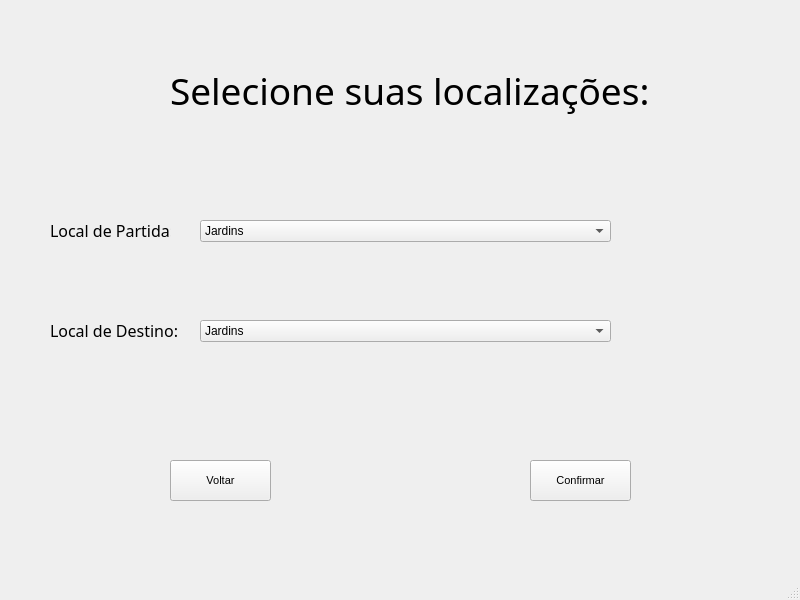
Above: Projeto Final - Testes PyQt/pedircarona.ui from filipefborba/Trabalho-Final before the change. Below: the same form after it.
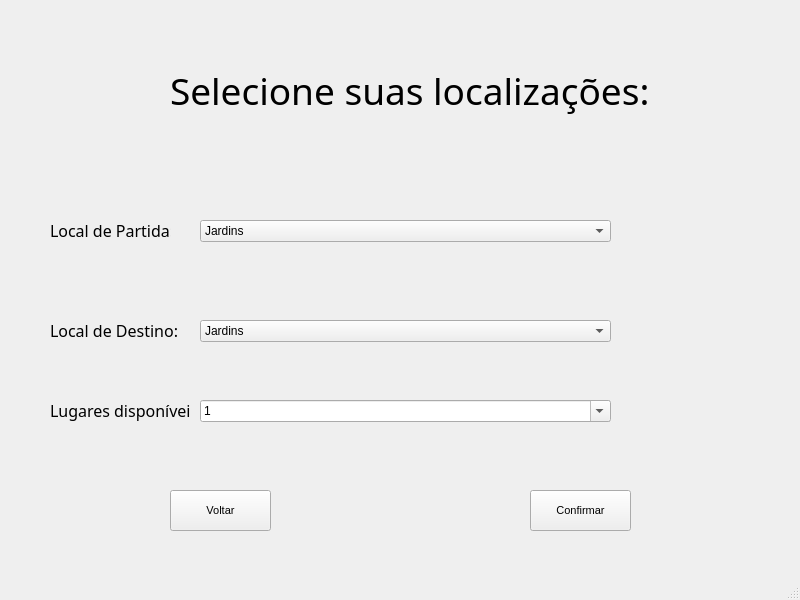
That is the form after the change.

Diff of the .ui file:
```diff
--- a/Projeto Final - Testes PyQt/pedircarona.ui
+++ b/Projeto Final - Testes PyQt/pedircarona.ui
@@ -161,7 +161,7 @@
     <property name="geometry">
      <rect>
       <x>170</x>
-      <y>460</y>
+      <y>490</y>
       <width>101</width>
       <height>41</height>
      </rect>
@@ -180,7 +180,7 @@
     <property name="geometry">
      <rect>
       <x>530</x>
-      <y>460</y>
+      <y>490</y>
       <width>101</width>
       <height>41</height>
      </rect>
@@ -195,6 +195,58 @@
      <string>Confirmar</string>
     </property>
    </widget>
+   <widget class="QComboBox" name="lugares">
+    <property name="geometry">
+     <rect>
+      <x>200</x>
+      <y>400</y>
+      <width>411</width>
+      <height>22</height>
+     </rect>
+    </property>
+    <property name="editable">
+     <bool>true</bool>
+    </property>
+    <item>
+     <property name="text">
+      <string>1</string>
+     </property>
+    </item>
+    <item>
+     <property name="text">
+      <string>2</string>
+     </property>
+    </item>
+    <item>
+     <property name="text">
+      <string>3</string>
+     </property>
+    </item>
+    <item>
+     <property name="text">
+      <string>4</string>
+     </property>
+    </item>
+   </widget>
+   <widget class="QLabel" name="lugareslabel">
+    <property name="geometry">
+     <rect>
+      <x>50</x>
+      <y>390</y>
+      <width>141</width>
+      <height>41</height>
+     </rect>
+    </property>
+    <property name="font">
+     <font>
+      <family>Bodoni MT</family>
+      <pointsize>12</pointsize>
+     </font>
+    </property>
+    <property name="text">
+     <string>Lugares disponíveis:</string>
+    </property>
+   </widget>
   </widget>
   <widget class="QStatusBar" name="statusbar"/>
  </widget>
```
